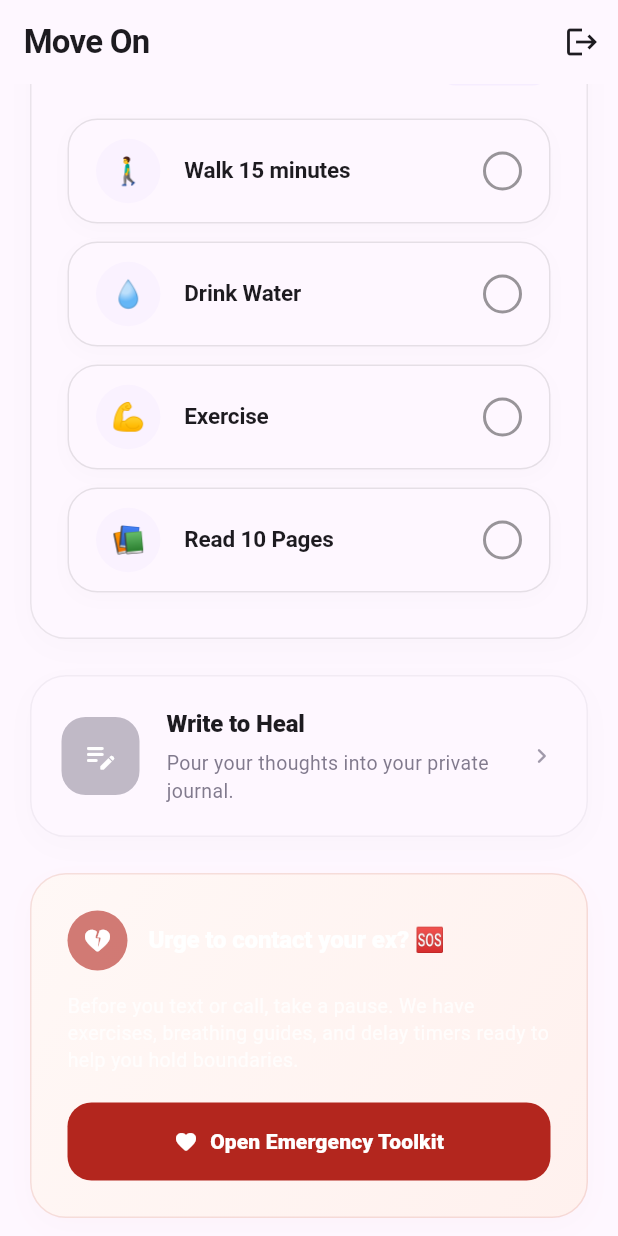
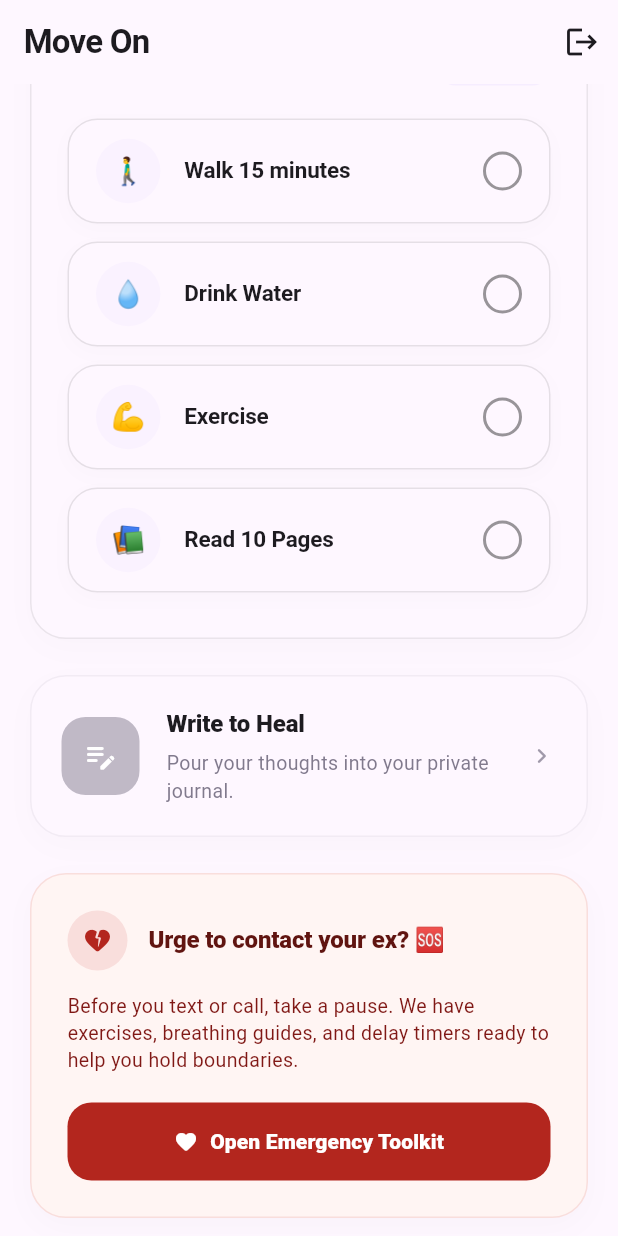
Before and after one commit to geekyprem1/moveon, a Flutter app: the DashboardScreen screen opened directly, scrolled down 916 dp, on a phone screen of 412 x 824 dp. Run offline on Flutter 3.47's test engine with Material 3 defaults, Android fonts, the phone set to English and light mode, and no system bars; our stand-ins replace audioplayers, cloud_firestore, firebase_analytics, firebase_auth, firebase_core, firebase_crashlytics and 9 more; accounts and stored records are empty.

Commit message:
fix: Resolve text contrast visibility issue on SOS Safety Net card

```diff
--- a/lib/features/dashboard/presentation/dashboard_screen.dart
+++ b/lib/features/dashboard/presentation/dashboard_screen.dart
@@ -268,6 +268,39 @@ class DashboardScreen extends ConsumerWidget {
             orElse: () => MoodEntry(id: '', mood: '', timestamp: DateTime.now()),
           );
           final String todayMood = todayMoodEntry.mood;
+
+          final bool isDark = theme.brightness == Brightness.dark;
+
+          // SOS Card explicit colors to prevent low-contrast fallback bugs
+          final Color sosBg = isDark
+              ? const Color(0xFF2C1E21) // deep dark warm brown/red
+              : const Color(0xFFFFF5F3); // soft warm peach
+
+          final Color sosBorder = isDark
+              ? const Color(0xFF5C3F43) // dark warm red border
+              : const Color(0xFFF9DEDC); // light warm red border
+
+          final Color sosTitle = isDark
+              ? const Color(0xFFFFB4AB) // light warm red
+              : const Color(0xFF601410); // deep warm burgundy
+
+          final Color sosDesc = isDark
+              ? const Color(0xFFFFDAD6) // soft peach-white
+              : const Color(0xFF801815); // rich dark red
+
+          final Color sosIconBg = isDark
+              ? const Color(0xFF442B2D)
+              : const Color(0xFFF9DEDC);
+
+          final Color sosIconColor = isDark
+              ? const Color(0xFFFFB4AB)
+              : const Color(0xFFB3261E);
+
+          final Color sosBtnBg = isDark
+              ? const Color(0xFFB3261E) // red button
+              : const Color(0xFFB3261E);
+
+          final Color sosBtnText = Colors.white;
 
           // Split greeting for rich typography styling
           final String greetingText = _getGreetingMessage(user.email);
@@ -826,27 +859,15 @@ class DashboardScreen extends ConsumerWidget {
                   // 6. SOS Safety Net Card (Emergency)
                   Container(
                     decoration: BoxDecoration(
+                      color: sosBg,
                       borderRadius: BorderRadius.circular(24),
                       border: Border.all(
-                        color: theme.colorScheme.error.withAlpha(31),
+                        color: sosBorder,
                         width: 1,
-                      ),
-                      gradient: LinearGradient(
-                        colors: theme.brightness == Brightness.dark
-                            ? [
-                                theme.colorScheme.errorContainer.withAlpha(20),
-                                theme.colorScheme.errorContainer.withAlpha(8),
-                              ]
-                            : [
-                                const Color(0xFFFFF8F6),
-                                const Color(0xFFFFF1EE),
-                              ],
-                        begin: Alignment.topLeft,
-                        end: Alignment.bottomRight,
                       ),
                       boxShadow: [
                         BoxShadow(
-                          color: theme.colorScheme.error.withAlpha(5),
+                          color: Colors.black.withAlpha(5),
                           blurRadius: 16,
                           offset: const Offset(0, 6),
                         ),
@@ -862,12 +883,12 @@ class DashboardScreen extends ConsumerWidget {
                               Container(
                                 padding: const EdgeInsets.all(10),
                                 decoration: BoxDecoration(
-                                  color: theme.colorScheme.errorContainer.withAlpha(153),
+                                  color: sosIconBg,
                                   shape: BoxShape.circle,
                                 ),
                                 child: Icon(
                                   Icons.heart_broken_rounded,
-                                  color: theme.colorScheme.onErrorContainer,
+                                  color: sosIconColor,
                                   size: 20,
                                 ),
                               ),
@@ -877,7 +898,7 @@ class DashboardScreen extends ConsumerWidget {
                                   'Urge to contact your ex? 🆘',
                                   style: theme.textTheme.titleMedium?.copyWith(
                                     fontWeight: FontWeight.w800,
-                                    color: theme.colorScheme.onErrorContainer,
+                                    color: sosTitle,
                                     fontSize: 16,
                                     letterSpacing: -0.1,
                                   ),
@@ -889,7 +910,7 @@ class DashboardScreen extends ConsumerWidget {
                           Text(
                             'Before you text or call, take a pause. We have exercises, breathing guides, and delay timers ready to help you hold boundaries.',
                             style: theme.textTheme.bodyMedium?.copyWith(
-                              color: theme.colorScheme.onErrorContainer.withAlpha(204),
+                              color: sosDesc,
                               fontSize: 13,
                               height: 1.4,
                             ),
@@ -905,14 +926,14 @@ class DashboardScreen extends ConsumerWidget {
                                 recoveryScore,
                               );
                             },
-                            icon: const Icon(Icons.favorite_rounded, size: 16),
+                            icon: Icon(Icons.favorite_rounded, size: 16, color: sosBtnText),
                             label: const Text(
                               'Open Emergency Toolkit',
                               style: TextStyle(fontWeight: FontWeight.w800, letterSpacing: 0.1),
                             ),
                             style: ElevatedButton.styleFrom(
-                              backgroundColor: theme.colorScheme.errorContainer,
-                              foregroundColor: theme.colorScheme.onErrorContainer,
+                              backgroundColor: sosBtnBg,
+                              foregroundColor: sosBtnText,
                               elevation: 0,
                               padding: const EdgeInsets.symmetric(vertical: 16),
                               shape: RoundedRectangleBorder(
```
